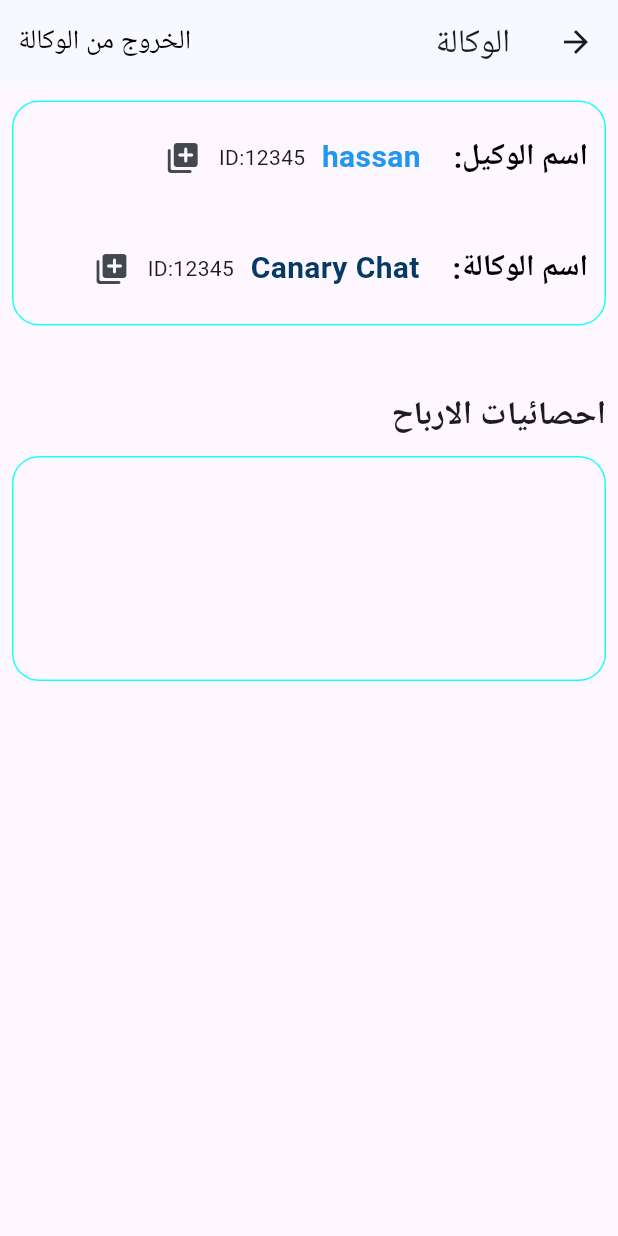
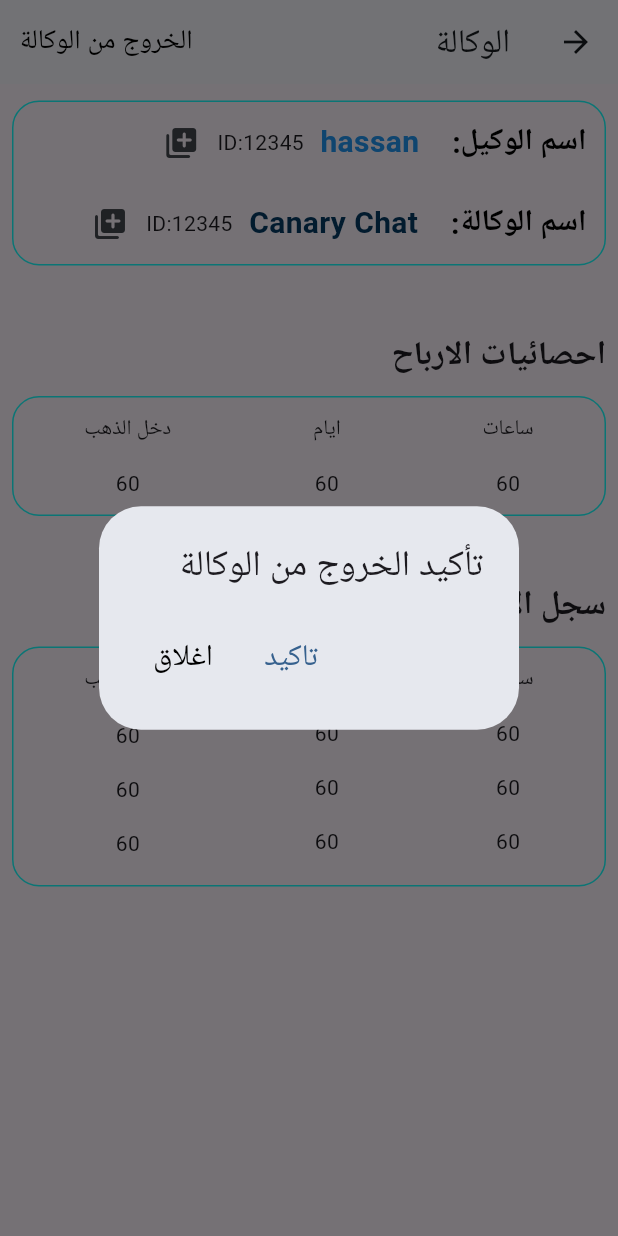
Before and after one commit to HassanMastawii/...can, a Flutter app: the Agency screen opened directly, after a tap on "الخروج من الوكالة", on a phone screen of 412 x 824 dp. Run offline on Flutter 3.47's test engine with Material 2 defaults, Android fonts, the phone set to English and light mode, and no system bars; our stand-ins replace audioplayers, connectivity_plus, curved_navigation_bar, dartz, equatable, flutter_image_slideshow and 7 more; missing offline and left inert: flutter_sound; accounts and stored records are empty.

```diff
--- a/lib/app/pages/agency/agencys.dart
+++ b/lib/app/pages/agency/agencys.dart
@@ -16,32 +16,68 @@ class _AgencyState extends State<Agency> {
         title: const Text("الوكالة"),
         actions: [
           TextButton(
-              onPressed: () {},
+              onPressed: () {
+                showDialog(
+                  context: context,
+                  builder: (BuildContext context) {
+                    return AlertDialog(
+                      title: const Text('تأكيد الخروج من الوكالة'),
+                      actions: [
+                        TextButton(
+                            onPressed: () {
+                              Navigator.of(context).pop();
+                            },
                             child: const Text(
+                              'تاكيد',
+                              style: TextStyle(fontSize: 20),
+                            )),
+
+                        TextButton(
+                            onPressed: () {
+                              Navigator.of(context).pop();
+                            },
+                            child: const Text(
+                              'اغلاق',
+                              style:
+                                  TextStyle(fontSize: 20, color: Colors.black),
+                            )),
+                      ],
+                    );
+                  },
+                );
+              },
+              child: const Padding(
+                padding: EdgeInsets.symmetric(horizontal: 1),
+                child: Text(
                   "الخروج من الوكالة",
                   style: TextStyle(color: Colors.black, fontSize: 18),
+                ),
               )),
         ],
       ),
       body: Padding(
         padding: const EdgeInsets.symmetric(horizontal: 8),
-        child: Column(crossAxisAlignment: CrossAxisAlignment.start,
+        child: SingleChildScrollView(
+          child: Column(
+            crossAxisAlignment: CrossAxisAlignment.start,
             children: [
               Padding(
                 padding: const EdgeInsets.only(bottom: 44, top: 11),
                 child: Container(
                     width: double.infinity,
-                  height: 150,
+                    height: 110,
                     decoration: BoxDecoration(
                         border: Border.all(color: appcolor.agency, width: 1),
                         borderRadius: BorderRadius.circular(18)),
-                  child:  Padding(
+                    child: Padding(
                       padding: const EdgeInsets.symmetric(horizontal: 11),
                       child: Column(
                         crossAxisAlignment: CrossAxisAlignment.start,
                         mainAxisAlignment: MainAxisAlignment.spaceAround,
                         children: [
-                        Row(
+                          Padding(
+                            padding: const EdgeInsets.symmetric(horizontal: 1),
+                            child: Row(
                               children: [
                                 const Padding(
                                   padding: EdgeInsets.only(left: 22),
@@ -64,15 +100,16 @@ class _AgencyState extends State<Agency> {
                                   ),
                                 ),
                                 const Text('ID:12345'),
-                            IconButton(onPressed: () {
-
-                            },
+                                IconButton(
+                                  onPressed: () {},
                                   icon: const Icon(Icons.library_add_rounded),
                                 ),
-
                               ],
                             ),
-                         Row(
+                          ),
+                          Padding(
+                            padding: const EdgeInsets.symmetric(horizontal: 1),
+                            child: Row(
                               children: [
                                 const Padding(
                                   padding: EdgeInsets.only(left: 22),
@@ -95,12 +132,12 @@ class _AgencyState extends State<Agency> {
                                   ),
                                 ),
                                 const Text('ID:12345'),
-                            IconButton(onPressed: () {
-
-                            },
+                                IconButton(
+                                  onPressed: () {},
                                   icon: const Icon(Icons.library_add_rounded),
                                 ),
                               ],
+                            ),
                           )
                         ],
                       ),
@@ -114,16 +151,96 @@ class _AgencyState extends State<Agency> {
                 padding: const EdgeInsets.only(bottom: 44, top: 11),
                 child: Container(
                     width: double.infinity,
-                  height: 150,
+                    height: 80,
                     decoration: BoxDecoration(
                         border: Border.all(color: appcolor.agency, width: 1),
                         borderRadius: BorderRadius.circular(18)),
-                  child:  Padding(
-                    padding: const EdgeInsets.symmetric(horizontal: 11),
-                    child: Column()
-                  )),
+                    child: const Padding(
+                        padding: EdgeInsets.symmetric(vertical: 11),
+                        child: Row(
+                          mainAxisAlignment: MainAxisAlignment.spaceAround,
+                          children: [
+                            Column(
+                              children: [
+                                Text('ساعات'),
+                                Spacer(),
+                                Text('60'),
+                              ],
+                            ),
+                            Column(
+                              children: [
+                                Text('ايام'),
+                                Spacer(),
+                                Text('60'),
+                              ],
+                            ),
+                            Column(
+                              children: [
+                                Text('دخل الذهب'),
+                                Spacer(),
+                                Text('60'),
+                              ],
                             ),
                           ],
+                        ))),
+              ),
+              const Text(
+                'سجل الارباح لثلاث اشهر ماضيه',
+                style: TextStyle(fontSize: 22, fontWeight: FontWeight.bold),
+              ),
+              Padding(
+                padding: const EdgeInsets.only(bottom: 44, top: 11),
+                child: Container(
+                  width: double.infinity,
+                  height: 160,
+                  decoration: BoxDecoration(
+                      border: Border.all(color: appcolor.agency, width: 1),
+                      borderRadius: BorderRadius.circular(18)),
+                  child: const Padding(
+                    padding: EdgeInsets.symmetric(vertical: 11),
+                    child: Row(
+                      mainAxisAlignment: MainAxisAlignment.spaceAround,
+                      children: [
+                        Column(
+                          children: [
+                            Text('ساعات'),
+                            Divider(),
+                            Text('60'),
+                            Divider(),
+                            Text('60'),
+                            Divider(),
+                            Text('60'),
+                          ],
+                        ),
+                        Column(
+                          children: [
+                            Text('ايام'),
+                            Divider(),
+                            Text('60'),
+                            Divider(),
+                            Text('60'),
+                            Divider(),
+                            Text('60'),
+                          ],
+                        ),
+                        Column(
+                          children: [
+                            Text('دخل الذهب'),
+                            Divider(),
+                            Text('60'),
+                            Divider(),
+                            Text('60'),
+                            Divider(),
+                            Text('60'),
+                          ],
+                        ),
+                      ],
+                    ),
+                  ),
+                ),
+              ),
+            ],
+          ),
         ),
       ),
     );
--- a/lib/app/pages/agency/monay_home.dart
+++ b/lib/app/pages/agency/monay_home.dart
@@ -1,7 +1,7 @@
-
-
 import 'package:canary_app/app/colorApp/color.dart';
 import 'package:canary_app/app/pages/agency/look_agency.dart';
+import 'package:canary_app/app/pages/agency/shenmony.dart';
+import 'package:canary_app/app/pages/agency/shepmony.dart';
 import 'package:flutter/material.dart';
 
 class MonayHome extends StatefulWidget {
@@ -27,9 +27,9 @@ class _MonayHomeState extends State<MonayHome> {
         actions: [
           TextButton(
               onPressed: () {
-                  Navigator.of(context).push(MaterialPageRoute(
-                          builder: (context) => const Lookagency(),
-                        ));
+                Navigator.of(context).push(MaterialPageRoute(
+                  builder: (context) => const Lookagency(),
+                ));
               },
               child: const Text(
                 'الأنظمام لوكالة>>>',
@@ -98,7 +98,14 @@ class _MonayHomeState extends State<MonayHome> {
                   mainAxisAlignment: MainAxisAlignment.spaceAround,
                   children: [
                     TextButton(
-                        onPressed: () {},
+                        onPressed: () {
+                          showModalBottomSheet(
+                            context: context,
+                            builder: (context) {
+                              return const  Shepmony();
+                            },
+                          );
+                        },
                         child: const Text(
                           'سحب الرصيد',
                           style: TextStyle(
@@ -106,8 +113,15 @@ class _MonayHomeState extends State<MonayHome> {
                               fontSize: 20,
                               color: Colors.black),
                         )),
-                        TextButton(
-                        onPressed: () {},
+                    TextButton(
+                        onPressed: () {
+                          showModalBottomSheet(
+                            context: context,
+                            builder: (context) {
+                              return const  Shenmony();
+                            },
+                          );
+                        },
                         child: const Text(
                           'شحن الرصيد',
                           style: TextStyle(
--- /dev/null
+++ b/lib/app/pages/agency/shepmony.dart
@@ -0,0 +1,16 @@
+import 'package:flutter/material.dart';
+
+class Shepmony extends StatefulWidget {
+  const Shepmony({super.key});
+
+  @override
+  State<Shepmony> createState() => _ShepmonyState();
+}
+
+class _ShepmonyState extends State<Shepmony> {
+  @override
+  Widget build(BuildContext context) {
+    return Container(
+        height: 300, width: double.infinity, child: const Text('data'));
+  }
+}
```
Also changed, not shown: lib/app/pages/agency/look_agency.dart (+6 -3 lines). Lines whose indentation alone changed are shown as unchanged.
